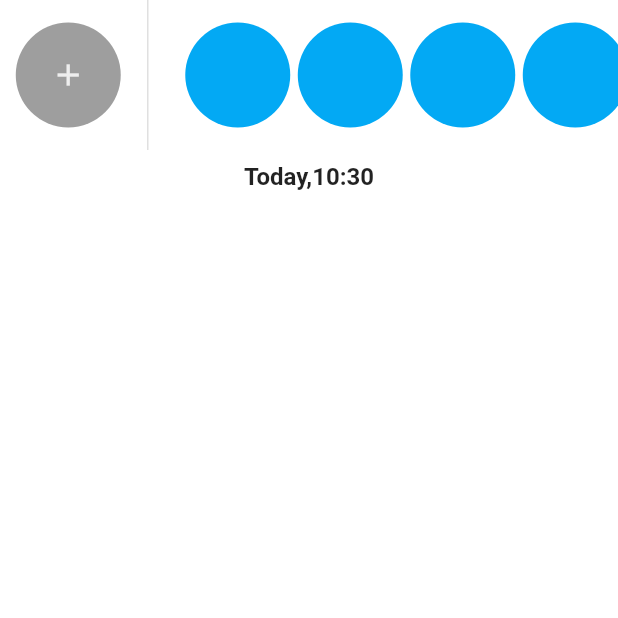
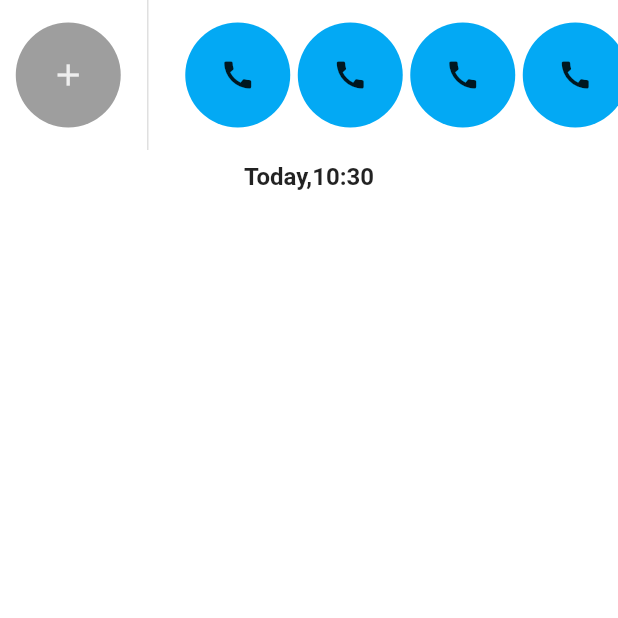
Before and after one commit to ARYANDARADE/Womens_App, a Flutter app: the ChatPage screen opened directly, on a phone screen of 412 x 824 dp, the top half of it. Run offline on Flutter 3.47's test engine with Material 2 defaults, Android fonts, the phone set to English and light mode, and no system bars; our stand-ins replace csv, curved_navigation_bar, dot_navigation_bar, firebase_auth, fluttertoast, geocoding and 6 more; missing offline and left inert: background_sms, dart:ffi, floating_navigation_bar, flutter_phone_direct_caller, flutter_yantrika, tflite_flutter; accounts and stored records are empty.

```diff
--- a/lib/Chat.dart
+++ b/lib/Chat.dart
@@ -34,7 +34,9 @@ class ChatPage extends StatelessWidget {
                                 color: Colors.grey,
                               ),
                               child:
-                                  Icon(Icons.add, color: Colors.grey.shade200),
+                                  IconButton(icon:Icon(Icons.add, color: Colors.grey.shade200), onPressed: () {
+
+                                  },),
                             ),
                           ),
                         ),
--- a/lib/Location.dart
+++ b/lib/Location.dart
@@ -218,13 +218,15 @@ class _LocationScreenState extends State<LocationScreen> {
             child: ListView.builder(
               itemCount: _locations.length,
               itemBuilder: (context, index) {
-                return ListTile(
+                return Container(
+                  child: ListTile(
                     title: Text(_locations[index].name),
                     onTap: () {
                       _selectedListIndex = index;
                       _onLocationSelected(_locations[index]);
                       _toggleLocationMenu();
                     },
+                  ),
                 );
               },
             ),
--- a/lib/contact.dart
+++ b/lib/contact.dart
@@ -9,6 +9,9 @@ class Contact extends StatelessWidget {
       height: 10,
       width: 75,
       decoration: BoxDecoration(color: Colors.lightBlue,shape: BoxShape.circle),
+      child: Container(
+        child: Icon(Icons.call),
+      ),
     );
   }
 }
--- a/lib/main.dart
+++ b/lib/main.dart
@@ -139,7 +139,7 @@ class _MyHomePageState extends State<MyHomePage> {
              ElevatedButton(
                  onPressed: (){
                    _openMap(lat,long);
-                 }, child: const Text('Open Google Map'),
+                 }, child:Text('Open Google Map'),
              ),
             ],
           ),
```
Also changed, not shown: 1 other file. Lines whose indentation alone changed are shown as unchanged.
